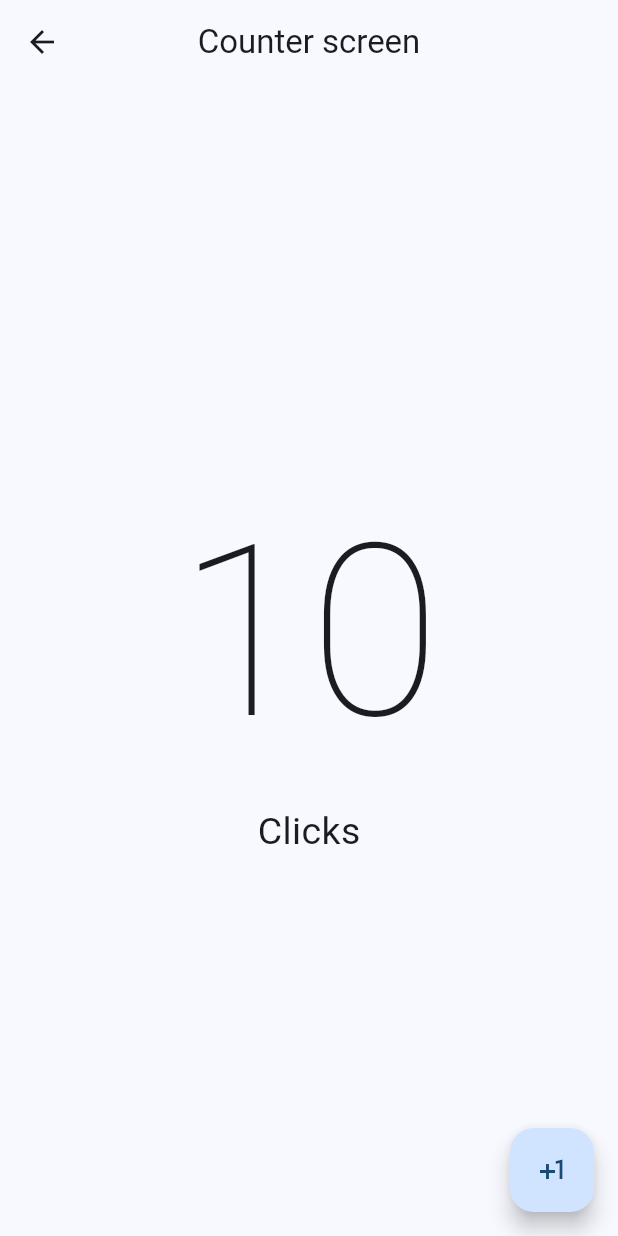
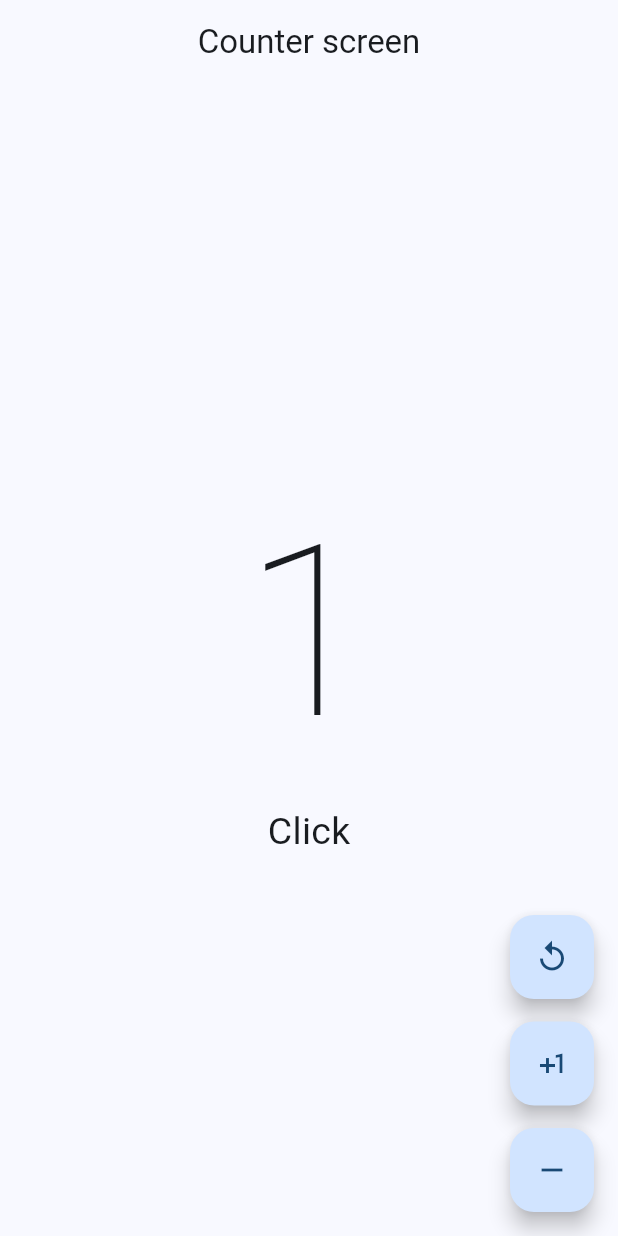
Before and after one commit to JhonnSantiagoBernalJuradoCampus/Contador-flutter, a Flutter app: the screen it shows after launch, after a tap on the "plus one" icon, on a phone screen of 412 x 824 dp. Run offline on Flutter 3.47's test engine with Material 3 defaults, Android fonts, the phone set to English and light mode, and no system bars.

Commit message:
Conociendo StatefulWidget, agregando estados al momento de onpressed, nuevos botones para reiniciar, restar clicks

```diff
--- a/lib/presentation/screens/counter/counter_screen.dart
+++ b/lib/presentation/screens/counter/counter_screen.dart
@@ -1,7 +1,14 @@
 import 'package:flutter/material.dart';
 
-class CounterScreen extends StatelessWidget {
+class CounterScreen extends StatefulWidget {
   const CounterScreen({super.key});
+
+  @override
+  State<CounterScreen> createState() => _CounterScreenState();
+}
+
+class _CounterScreenState extends State<CounterScreen> {
+  int clickCounter = 0;
 
   @override
   Widget build(BuildContext context) {
@@ -11,24 +18,57 @@ class CounterScreen extends StatelessWidget {
         centerTitle: true,
         title: const Text('Counter screen'),
       ),
-      body: const Center(
+      body: Center(
         child: Column(
           mainAxisAlignment: MainAxisAlignment.center,
           children: <Widget>[
             Text(
-              '10',
-              style: TextStyle(fontSize: 160, fontWeight: FontWeight.w100),
+              clickCounter.toString(),
+              style: const TextStyle(fontSize: 160, fontWeight: FontWeight.w100),
             ),
-            Text('Clicks',
-            style: TextStyle(fontSize: 25),)
+            Text('Click${(clickCounter == 1 || clickCounter == -1) ? '': 's'}',
+            style: const TextStyle(fontSize: 25),)
           ],
         )
       ),
-      floatingActionButton: FloatingActionButton(
-        onPressed: () {
-          Navigator.of(context).push(MaterialPageRoute(builder: (context) => const CounterScreen()));
-        },
-        child: const Icon(Icons.plus_one),
+      floatingActionButton: Column(
+        mainAxisAlignment: MainAxisAlignment.end,
+        children: <Widget>[
+          Padding(
+            padding: const EdgeInsets.only(
+              bottom: 15,
+            ),
+            child: FloatingActionButton(
+            onPressed: () {
+              setState(() {
+                clickCounter= 0;
+              });
+            },
+              child: const Icon(Icons.replay),
+            ),
+          ),
+          Padding(
+            padding: const EdgeInsets.only(
+              bottom: 15,
+            ),
+            child: FloatingActionButton(
+            onPressed: () {
+              setState(() {
+                clickCounter++;
+              });
+            },
+              child: const Icon(Icons. plus_one),
+            ),
+          ),
+          FloatingActionButton(
+            onPressed: () {
+              setState(() {
+                clickCounter--;
+              });
+            },
+            child: const Icon(Icons.remove),
+          ),
+        ],
       ),
     );
   }
```
